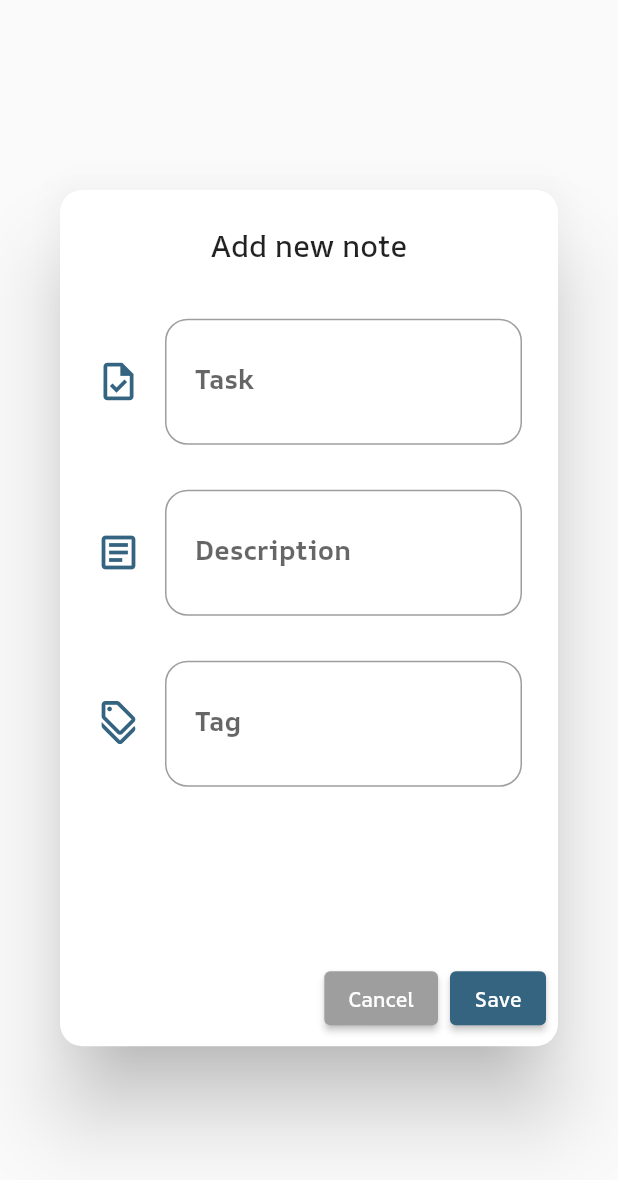
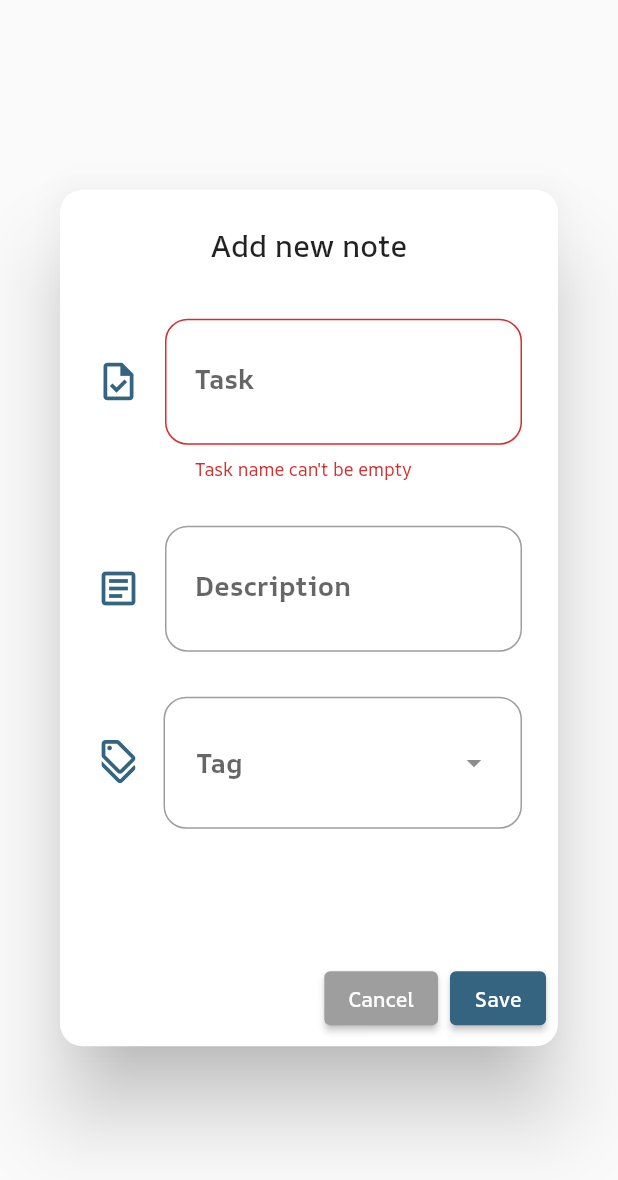
Before and after one commit to mohanedSalaheldin/todoy, a Flutter app: what showMyDialog() shows on an empty page, opened directly, after a tap on "Save", on a phone screen of 412 x 824 dp. Shown: the top 1180 px of the screen. Run offline on Flutter 3.47's test engine with Material 2 defaults, Android fonts, the phone set to English and light mode, and no system bars; our stand-ins replace dropdown_button2, flutter_bloc.

Commit message:
All UI Done

```diff
--- a/lib/shered/components/components.dart
+++ b/lib/shered/components/components.dart
@@ -1,3 +1,4 @@
+import 'package:dropdown_button2/dropdown_button2.dart';
 import 'package:flutter/material.dart';
 
 final List<String> items = [
@@ -6,6 +7,11 @@ final List<String> items = [
   'Workout',
   'Job',
 ];
+final _formKey = GlobalKey<FormState>();
+String selectedValue = '';
+var taskController = TextEditingController();
+var descriptionController = TextEditingController();
+var tagController = TextEditingController();
 Widget showMyDialog(context) => AlertDialog(
       title: const Center(
           child: Text(
@@ -18,76 +24,111 @@ Widget showMyDialog(context) => AlertDialog(
         height: MediaQuery.of(context).size.height * .5,
         width: MediaQuery.of(context).size.width * .75,
         child: Form(
+          key: _formKey,
           child: Column(
             children: [
               defaultTextform(
+                validation: (value) {
+                  if (value == null || value.isEmpty) {
+                    return 'Task name can\'t be empty';
+                  }
+                  return null;
+                },
+                controller: taskController,
                 label: 'Task',
                 icon: Icons.task_outlined,
               ),
               defaultTextform(
+                validation: (p0) {
+                  return null;
+                },
+                controller: descriptionController,
                 label: 'Description',
                 icon: Icons.article_outlined,
               ),
-              // Row(
-              //   children: [
-              //     Icon(
-              //       Icons.discount_outlined,
-              //       size: 30.0,
-              //     ),
-              //     SizedBox(
-              //       width: 15.0,
-              //     ),
-              //     DropdownMenu(
-              //       inputDecorationTheme: InputDecorationTheme(),
-              //       dropdownMenuEntries: [
-              //         DropdownMenuEntry(
-              //           label: 'School',
-              //           value: 'School',
-              //         ),
-              //         DropdownMenuEntry(
-              //           label: 'Job',
-              //           value: 'Job',
-              //         ),
-              //         DropdownMenuEntry(
-              //           label: 'Workout',
-              //           value: 'Workout',
-              //         ),
-              //       ],
-              //     ),
-              //   ],
-              // ),
-              // Row(
-              //   children: [
-              //     Icon(
-              //       Icons.discount_outlined,
-              //     ),
-              //     SizedBox(
-              //       width: 15.0,
-              //     ),
-              //     DropdownButtonFormField(
-              //       value: items[0],
-              //       items: items
-              //           .map((String item) => DropdownMenuItem<String>(
-              //                 value: item,
-              //                 child: Text(
-              //                   item,
-              //                   style: const TextStyle(
-              //                     fontSize: 14,
-              //                     fontWeight: FontWeight.bold,
-              //                     color: Colors.black,
-              //                   ),
-              //                   overflow: TextOverflow.ellipsis,
-              //                 ),
-              //               ))
-              //           .toList(),
-              //       onChanged: (val) {},
-              //     ),
-              //   ],
-              // ),
-
-              defaultTextform(
-                label: 'Tag',
-                icon: Icons.discount_outlined,
+              Padding(
+                padding: const EdgeInsets.symmetric(
+                  vertical: 15,
+                ),
+                child: Row(
+                  children: [
+                    const Icon(
+                      Icons.discount_outlined,
+                      size: 30.0,
+                    ),
+                    const SizedBox(
+                      width: 15.0,
+                    ),
+                    Expanded(
+                      child: DropdownButtonFormField2<String>(
+                        isExpanded: true,
+                        decoration: InputDecoration(
+                          contentPadding: const EdgeInsetsDirectional.symmetric(
+                            horizontal: 20,
+                            vertical: 32,
+                          ),
+                          border: OutlineInputBorder(
+                            borderRadius: BorderRadius.circular(15),
+                          ),
+                          // Add more decoration..
+                        ),
+                        hint: const Text(
+                          'Tag',
+                          style: TextStyle(
+                            fontSize: 18.0,
+                            fontWeight: FontWeight.bold,
+                          ),
+                        ),
+                        items: items
+                            .map((item) => DropdownMenuItem<String>(
+                                  value: item,
+                                  child: Text(
+                                    item,
+                                    style: const TextStyle(
+                                      fontSize: 18.0,
+                                      fontWeight: FontWeight.bold,
+                                    ),
+                                  ),
+                                ))
+                            .toList(),
+                        validator: (value) {
+                          // if (value == null) {
+                          //   return '';
+                          // }
+                          return null;
+                        },
+                        onChanged: (value) {
+                          tagController.text = value!;
+                          //Do something when selected item is changed.
+                        },
+                        onSaved: (value) {
+                          selectedValue = value.toString();
+                        },
+                        buttonStyleData: const ButtonStyleData(
+                            // padding: EdgeInsets.only(right: 8),
+                            ),
+                        iconStyleData: const IconStyleData(
+                          icon: Icon(
+                            Icons.arrow_drop_down,
+                            color: Colors.black45,
+                          ),
+                          iconSize: 24,
+                        ),
+                        dropdownStyleData: DropdownStyleData(
+                          decoration: BoxDecoration(
+                            borderRadius: BorderRadius.circular(15),
+                          ),
+                        ),
+                        menuItemStyleData: const MenuItemStyleData(
+                          padding: EdgeInsets.symmetric(
+                            horizontal: 2,
+                            vertical: 0,
+                          ),
+                        ),
+                      ),
+                    ),
+                  ],
+                ),
               ),
             ],
           ),
@@ -104,7 +145,17 @@ Widget showMyDialog(context) => AlertDialog(
           ),
         ),
         ElevatedButton(
-          onPressed: () {},
+          onPressed: () {
+            if (_formKey.currentState!.validate()) {
+              // print(taskController.text);
+              // print(descriptionController.text);
+              // print(tagController.text);
+              taskController.text = '';
+              descriptionController.text = '';
+              tagController.text = '';
+              Navigator.pop(context);
+            }
+          },
           child: const Text(
             'Save',
           ),
@@ -114,12 +165,16 @@ Widget showMyDialog(context) => AlertDialog(
 Widget defaultTextform({
   required IconData icon,
   required String label,
+  required controller,
+  required String? Function(String?)? validation,
 }) =>
     Padding(
       padding: const EdgeInsets.symmetric(
         vertical: 15,
       ),
       child: TextFormField(
+        validator: validation,
+        controller: controller,
         keyboardType: TextInputType.multiline,
         style: const TextStyle(
           fontSize: 18.0,
```
